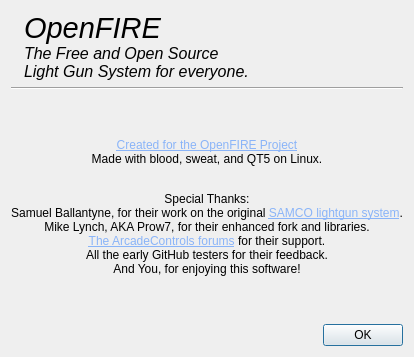
This is about.ui in TeamOpenFIRE/OpenFIRE-App as Qt 5 draws it before an edit. The edited form follows.
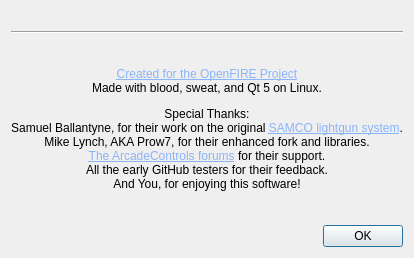
This is the edited form. Icons and pictures are not drawn.

Commit message: Update About page branding

What changed in the file:
```diff
--- a/about.ui
+++ b/about.ui
@@ -6,8 +6,8 @@
    <rect>
     <x>0</x>
     <y>0</y>
-    <width>375</width>
-    <height>357</height>
+    <width>369</width>
+    <height>258</height>
    </rect>
   </property>
   <property name="windowTitle">
@@ -17,22 +17,27 @@
    <item>
     <layout class="QHBoxLayout" name="upperLayout">
      <item>
-      <widget class="QLabel" name="headerLogo">
-       <property name="text">
-        <string/>
+      <widget class="QLabel" name="logo">
+       <property name="enabled">
+        <bool>true</bool>
        </property>
-      </widget>
-     </item>
-     <item>
-      <widget class="QLabel" name="headerText">
        <property name="sizePolicy">
-        <sizepolicy hsizetype="Expanding" vsizetype="Preferred">
+        <sizepolicy hsizetype="Preferred" vsizetype="Preferred">
          <horstretch>0</horstretch>
          <verstretch>0</verstretch>
         </sizepolicy>
        </property>
        <property name="text">
-        <string>&lt;html&gt;&lt;head/&gt;&lt;body&gt;&lt;p&gt;&lt;span style=&quot; font-size:22pt; font-style:italic;&quot;&gt;OpenFIRE&lt;br/&gt;&lt;/span&gt;&lt;span style=&quot; font-size:12pt; font-style:italic;&quot;&gt;The Free and Open Source&lt;br/&gt;Light Gun System for everyone.&lt;/span&gt;&lt;/p&gt;&lt;/body&gt;&lt;/html&gt;</string>
+        <string notr="true"/>
+       </property>
+       <property name="pixmap">
+        <pixmap resource="vectors.qrc">:/icon/openfire.png</pixmap>
+       </property>
+       <property name="scaledContents">
+        <bool>false</bool>
+       </property>
+       <property name="alignment">
+        <set>Qt::AlignmentFlag::AlignCenter</set>
        </property>
       </widget>
      </item>
@@ -54,7 +59,7 @@
       </sizepolicy>
      </property>
      <property name="text">
-      <string>&lt;html&gt;&lt;head/&gt;&lt;body&gt;&lt;p align=&quot;center&quot;&gt;&lt;a href=&quot;https://github.com/TeamOpenFIRE/OpenFIRE-App&quot;&gt;&lt;span style=&quot; text-decoration: underline; color:#8ab4f8;&quot;&gt;Created for the OpenFIRE Project&lt;br/&gt;&lt;/span&gt;&lt;/a&gt;Made with blood, sweat, and QT5 on Linux.&lt;br/&gt;&lt;/p&gt;&lt;p align=&quot;center&quot;&gt;Special Thanks:&lt;br/&gt;Samuel Ballantyne, for their work on the original &lt;a href=&quot;https://github.com/samuelballantyne/IR-Light-Gun&quot;&gt;&lt;span style=&quot; text-decoration: underline; color:#8ab4f8;&quot;&gt;SAMCO lightgun system&lt;/span&gt;&lt;/a&gt;.&lt;br/&gt;Mike Lynch, AKA Prow7, for their enhanced fork and libraries.&lt;br/&gt;&lt;a href=&quot;https://forum.arcadecontrols.com/index.php/board,20.0.html&quot;&gt;&lt;span style=&quot; text-decoration: underline; color:#8ab4f8;&quot;&gt;The ArcadeControls forums&lt;/span&gt;&lt;/a&gt; for their support.&lt;br/&gt;All the early GitHub testers for their feedback.&lt;br/&gt;And You, for enjoying this software!&lt;/p&gt;&lt;/body&gt;&lt;/html&gt;</string>
+      <string>&lt;html&gt;&lt;head/&gt;&lt;body&gt;&lt;p align=&quot;center&quot;&gt;&lt;a href=&quot;https://github.com/TeamOpenFIRE/OpenFIRE-App&quot;&gt;&lt;span style=&quot; text-decoration: underline; color:#8ab4f8;&quot;&gt;Created for the OpenFIRE Project&lt;br/&gt;&lt;/span&gt;&lt;/a&gt;Made with blood, sweat, and Qt 5 on Linux.&lt;/p&gt;&lt;p align=&quot;center&quot;&gt;Special Thanks:&lt;br/&gt;Samuel Ballantyne, for their work on the original &lt;a href=&quot;https://github.com/samuelballantyne/IR-Light-Gun&quot;&gt;&lt;span style=&quot; text-decoration: underline; color:#8ab4f8;&quot;&gt;SAMCO lightgun system&lt;/span&gt;&lt;/a&gt;.&lt;br/&gt;Mike Lynch, AKA Prow7, for their enhanced fork and libraries.&lt;br/&gt;&lt;a href=&quot;https://forum.arcadecontrols.com/index.php/board,20.0.html&quot;&gt;&lt;span style=&quot; text-decoration: underline; color:#8ab4f8;&quot;&gt;The ArcadeControls forums&lt;/span&gt;&lt;/a&gt; for their support.&lt;br/&gt;All the early GitHub testers for their feedback.&lt;br/&gt;And You, for enjoying this software!&lt;/p&gt;&lt;/body&gt;&lt;/html&gt;</string>
      </property>
     </widget>
    </item>
```
Left out of the diff: 10 changed lines with no effect on the pictures. The commit also changes 2 other files.
